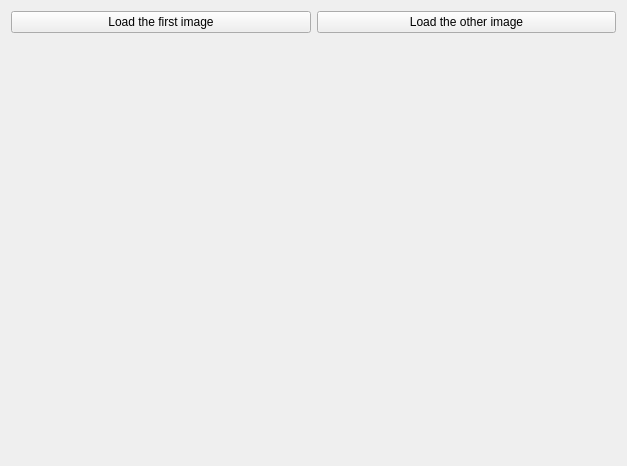
This is opencv_qt_test/mainwindow.ui in trombipeti/Onlab as Qt 5 draws it before an edit. The edited form follows.
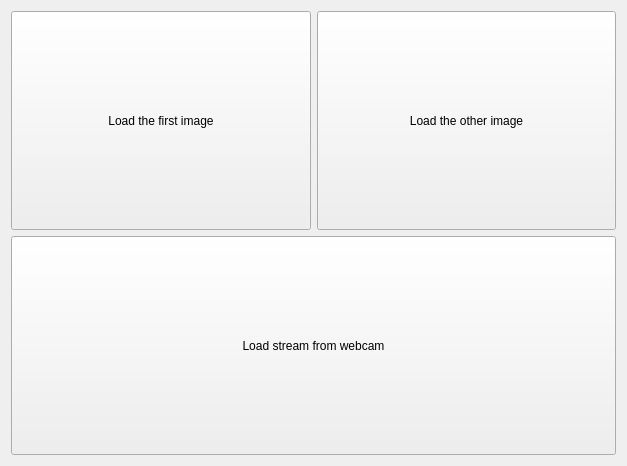
This is the edited form.

Commit message: Added webcam capturing.

```diff
--- a/opencv_qt_test/mainwindow.ui
+++ b/opencv_qt_test/mainwindow.ui
@@ -18,7 +18,7 @@
     <item row="0" column="0">
      <widget class="QPushButton" name="loadBtn1">
       <property name="sizePolicy">
-       <sizepolicy hsizetype="Expanding" vsizetype="Minimum">
+       <sizepolicy hsizetype="Preferred" vsizetype="Minimum">
         <horstretch>0</horstretch>
         <verstretch>0</verstretch>
        </sizepolicy>
@@ -31,7 +31,7 @@
     <item row="0" column="1">
      <widget class="QPushButton" name="loadBtn2">
       <property name="sizePolicy">
-       <sizepolicy hsizetype="Expanding" vsizetype="Minimum">
+       <sizepolicy hsizetype="Preferred" vsizetype="Minimum">
         <horstretch>0</horstretch>
         <verstretch>0</verstretch>
        </sizepolicy>
@@ -47,35 +47,16 @@
       </property>
      </widget>
     </item>
-    <item row="1" column="1">
-     <widget class="QLabel" name="procImg">
+    <item row="1" column="0" colspan="2">
+     <widget class="QPushButton" name="webcamBtn">
       <property name="sizePolicy">
-       <sizepolicy hsizetype="Expanding" vsizetype="Expanding">
+       <sizepolicy hsizetype="Preferred" vsizetype="Minimum">
         <horstretch>0</horstretch>
         <verstretch>0</verstretch>
        </sizepolicy>
       </property>
       <property name="text">
-       <string/>
-      </property>
-      <property name="alignment">
-       <set>Qt::AlignCenter</set>
-      </property>
-     </widget>
-    </item>
-    <item row="1" column="0">
-     <widget class="QLabel" name="origImg">
-      <property name="sizePolicy">
-       <sizepolicy hsizetype="Expanding" vsizetype="Expanding">
-        <horstretch>0</horstretch>
-        <verstretch>0</verstretch>
-       </sizepolicy>
-      </property>
-      <property name="text">
-       <string/>
-      </property>
-      <property name="alignment">
-       <set>Qt::AlignCenter</set>
+       <string>Load stream from webcam</string>
       </property>
      </widget>
     </item>
```
The commit also changes 3 other files.
